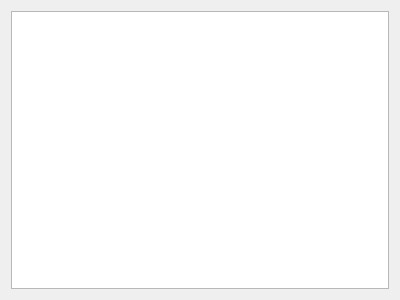
Qt form gui/listgui.ui (HelgiThomas/Verklegt31) before a commit.
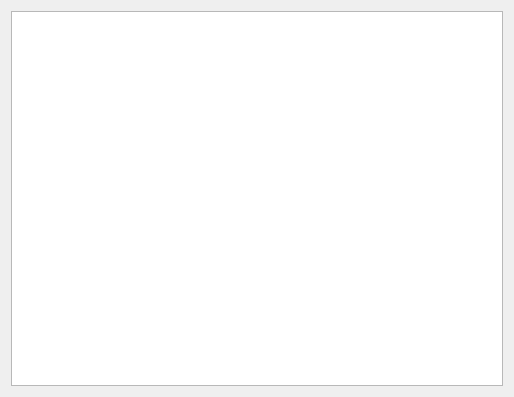
The same form after that commit.

```diff
--- a/gui/listgui.ui
+++ b/gui/listgui.ui
@@ -6,16 +6,16 @@
    <rect>
     <x>0</x>
     <y>0</y>
-    <width>400</width>
-    <height>300</height>
+    <width>514</width>
+    <height>397</height>
    </rect>
   </property>
   <property name="windowTitle">
    <string>Dialog</string>
   </property>
-  <layout class="QVBoxLayout" name="verticalLayout">
+  <layout class="QHBoxLayout" name="horizontalLayout">
    <item>
-    <widget class="QListWidget" name="listWidget"/>
+    <widget class="QListView" name="display_all"/>
    </item>
   </layout>
  </widget>
```
